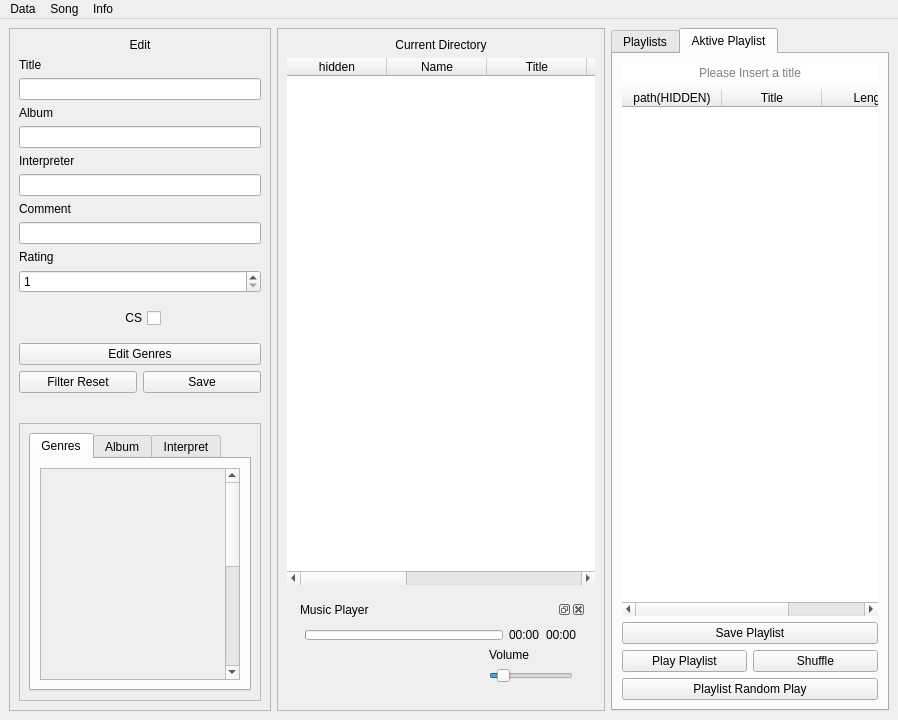
This is GUI.ui in cedi4155476/musicmanager as Qt 5 draws it before an edit. The edited form follows.
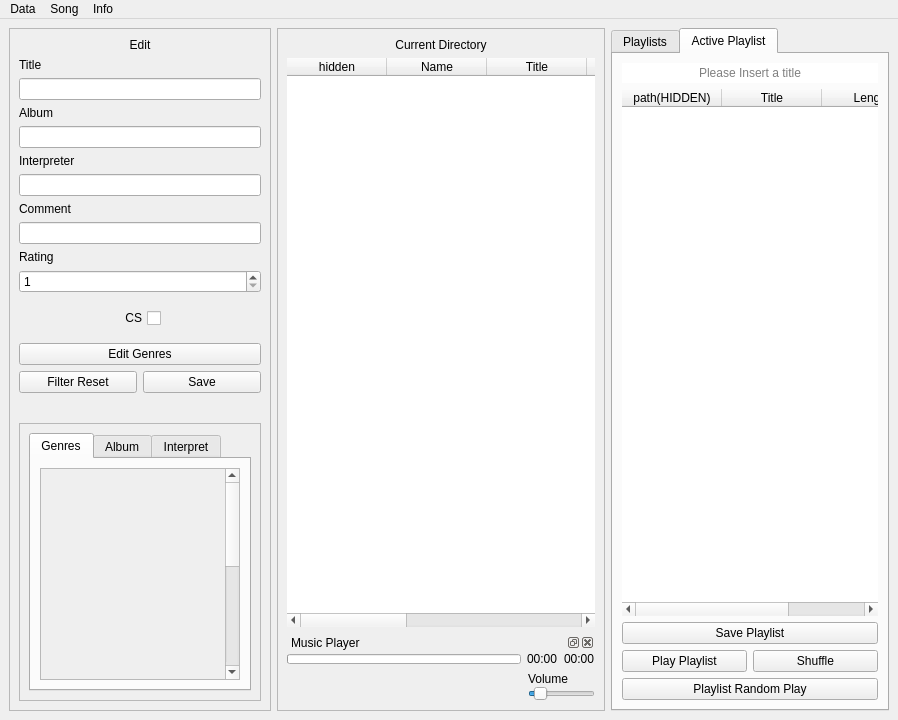
This is the edited form. The open tabs and pages were chosen to show the change. Icons and pictures are not drawn. Custom widgets are drawn as their Qt base class.

Patch:
```diff
--- a/GUI.ui
+++ b/GUI.ui
@@ -575,6 +575,9 @@
          <item>
           <widget class="QWidget" name="musicframe" native="true">
            <layout class="QVBoxLayout" name="verticalLayout_6">
+            <property name="margin">
+             <number>0</number>
+            </property>
             <item>
              <widget class="QDockWidget" name="musicdock">
               <property name="floating">
@@ -591,6 +594,9 @@
               </property>
               <widget class="QWidget" name="dockWidgetContents">
                <layout class="QGridLayout" name="gridLayout">
+                <property name="margin">
+                 <number>0</number>
+                </property>
                 <item row="0" column="0">
                  <layout class="QVBoxLayout" name="musiclayout">
                   <item>
@@ -637,7 +643,10 @@
                    </layout>
                   </item>
                   <item>
-                   <layout class="QHBoxLayout" name="horizontalLayout_4">
+                   <layout class="QHBoxLayout" name="horizontalLayout_4" stretch="0,0,0,0,0,0">
+                    <property name="spacing">
+                     <number>0</number>
+                    </property>
                     <item>
                      <widget class="QPushButton" name="previousbutton">
                       <property name="sizePolicy">
@@ -665,33 +674,20 @@
                      </widget>
                     </item>
                     <item>
-                     <widget class="QPushButton" name="playbutton_2">
-                      <property name="sizePolicy">
-                       <sizepolicy hsizetype="Maximum" vsizetype="Fixed">
-                        <horstretch>0</horstretch>
-                        <verstretch>0</verstretch>
-                       </sizepolicy>
+                     <spacer name="horizontalSpacer">
+                      <property name="orientation">
+                       <enum>Qt::Horizontal</enum>
                       </property>
-                      <property name="text">
-                       <string/>
-                      </property>
-                      <property name="icon">
-                       <iconset resource="resource.qrc">
-                        <normaloff>:/music_layout/resources/play.png</normaloff>:/music_layout/resources/play.png</iconset>
-                      </property>
-                      <property name="iconSize">
+                      <property name="sizeHint" stdset="0">
                        <size>
-                        <width>30</width>
-                        <height>30</height>
+                        <width>77</width>
+                        <height>20</height>
                        </size>
                       </property>
-                      <property name="flat">
-                       <bool>true</bool>
-                      </property>
-                     </widget>
+                     </spacer>
                     </item>
                     <item>
-                     <widget class="QPushButton" name="pausebutton">
+                     <widget class="QPushButton" name="playpausebutton">
                       <property name="sizePolicy">
                        <sizepolicy hsizetype="Maximum" vsizetype="Fixed">
                         <horstretch>0</horstretch>
@@ -703,7 +699,9 @@
                       </property>
                       <property name="icon">
                        <iconset resource="resource.qrc">
-                        <normaloff>:/music_layout/resources/pause.png</normaloff>:/music_layout/resources/pause.png</iconset>
+                        <normaloff>:/music_layout/resources/pause.png</normaloff>
+                        <normalon>:/music_layout/resources/pause.png</normalon>
+                        <activeon>:/music_layout/resources/pause.png</activeon>:/music_layout/resources/pause.png</iconset>
                       </property>
                       <property name="iconSize">
                        <size>
@@ -716,6 +714,19 @@
                       </property>
                      </widget>
                     </item>
+                    <item>
+                     <spacer name="horizontalSpacer_2">
+                      <property name="orientation">
+                       <enum>Qt::Horizontal</enum>
+                      </property>
+                      <property name="sizeHint" stdset="0">
+                       <size>
+                        <width>77</width>
+                        <height>20</height>
+                       </size>
+                      </property>
+                     </spacer>
+                    </item>
                     <item>
                      <widget class="QPushButton" name="nextbutton">
                       <property name="sizePolicy">
@@ -744,6 +755,12 @@
                     </item>
                     <item>
                      <layout class="QVBoxLayout" name="verticalLayout_8">
+                      <property name="sizeConstraint">
+                       <enum>QLayout::SetDefaultConstraint</enum>
+                      </property>
+                      <property name="bottomMargin">
+                       <number>0</number>
+                      </property>
                       <item>
                        <widget class="QLabel" name="volume">
                         <property name="sizePolicy">
@@ -797,7 +814,7 @@
     <item>
      <widget class="QTabWidget" name="playlistTab">
       <property name="currentIndex">
-       <number>0</number>
+       <number>1</number>
       </property>
       <widget class="QWidget" name="playlistsearch">
        <attribute name="title">
@@ -869,7 +886,7 @@
       </widget>
       <widget class="QWidget" name="playlistInfo">
        <attribute name="title">
-        <string>Aktive Playlist</string>
+        <string>Active Playlist</string>
        </attribute>
        <layout class="QVBoxLayout" name="verticalLayout_11">
         <item>
```
